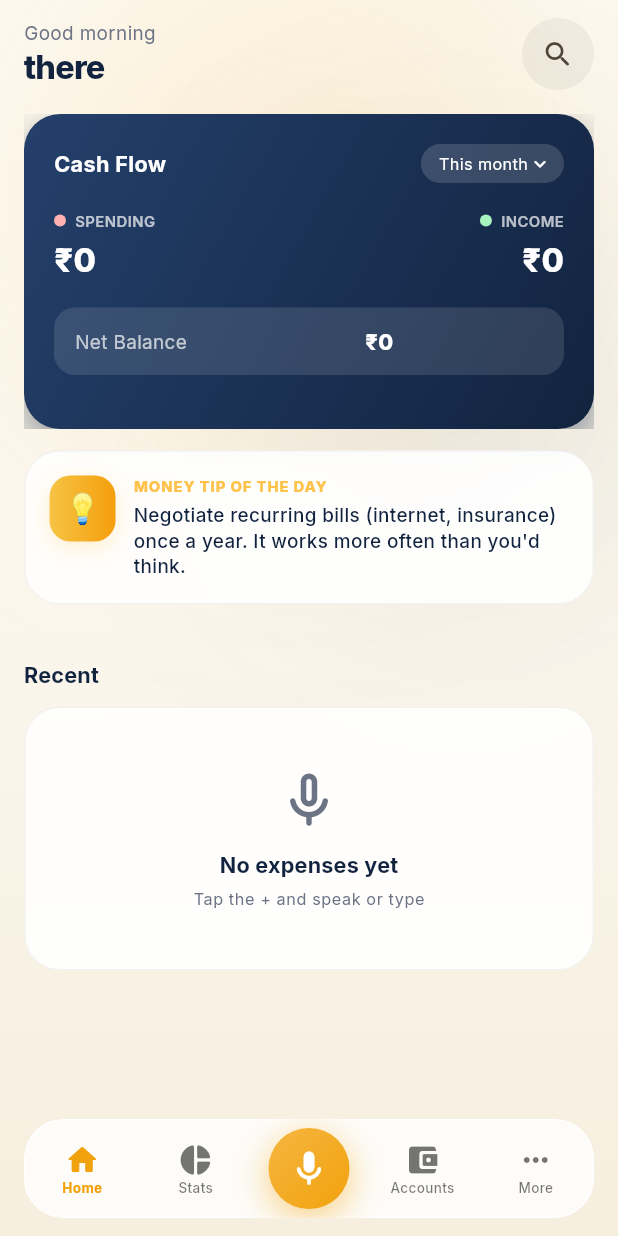
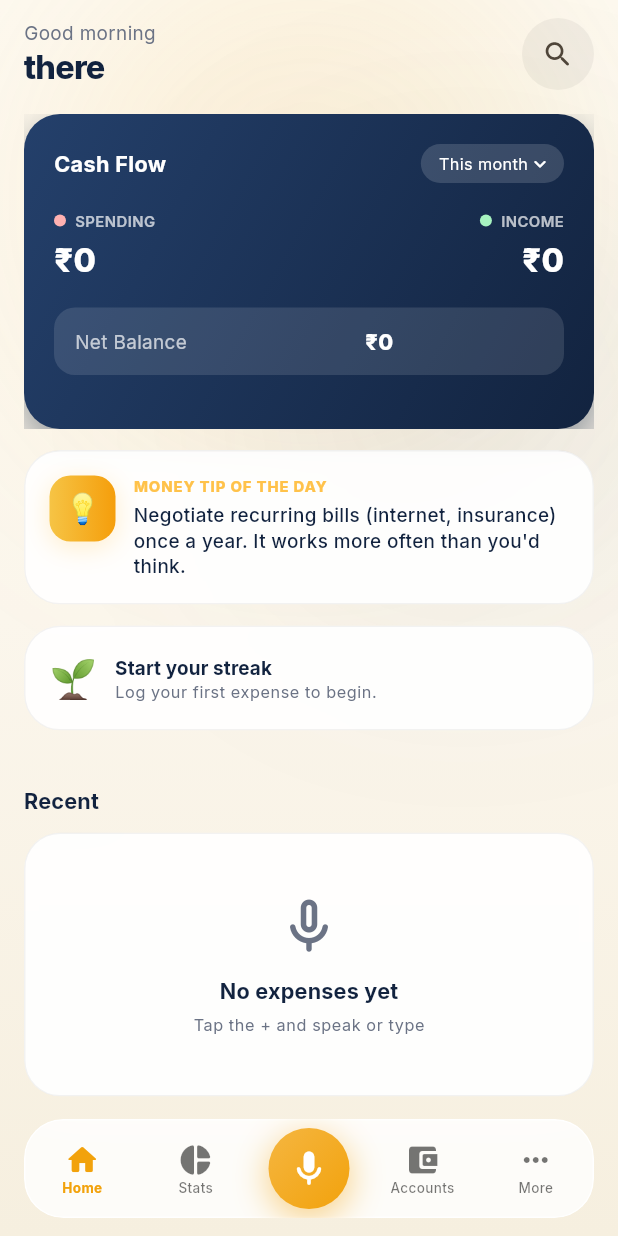
Before and after one commit to aftabpatwekar/ExpenseTracker, a Flutter app: the screen it shows once a user with an empty profile is signed in, on a phone screen of 412 x 824 dp. Run offline on Flutter 3.47's test engine with Material 3 defaults, Android fonts, the phone set to English and light mode, and no system bars; drawn by our look-alikes of flutter_animate; our stand-ins replace app_links, fl_chart, flutter_dotenv, flutter_local_notifications, flutter_riverpod, flutter_timezone and 10 more; missing offline and left inert: excel, home_widget, record; accounts and stored records are empty.

Commit message:
Gamification: streaks, levels, and milestone celebrations
Home ProgressCard (level ring + streak + next goal); one-time celebratory dialog
on hitting 1/10/20/50/100... logged expenses (persisted so it never repeats).

Co-Authored-By: Claude Opus 4.8 <noreply@anthropic.com>

```diff
--- a/lib/features/dashboard/dashboard_screen.dart
+++ b/lib/features/dashboard/dashboard_screen.dart
@@ -14,6 +14,7 @@ import '../../data/profile_repository.dart';
 import '../../domain/models/expense.dart';
 import '../../domain/models/expense_category.dart';
 import '../../domain/models/group.dart';
+import '../engagement/engagement.dart';
 import '../entry/add_expense_sheet.dart';
 import '../entry/expense_actions.dart';
 import '../groups/group_flow_card.dart';
@@ -238,6 +239,11 @@ class _Content extends ConsumerWidget {
         const DailyTipCard()
             .animate()
             .fadeIn(delay: 80.ms, duration: 350.ms)
+            .slideY(begin: 0.1, end: 0),
+        const SizedBox(height: 14),
+        const ProgressCard()
+            .animate()
+            .fadeIn(delay: 120.ms, duration: 350.ms)
             .slideY(begin: 0.1, end: 0),
         const SizedBox(height: 14),
         if (periodExpenses.isNotEmpty) ...[
--- /dev/null
+++ b/lib/features/engagement/engagement.dart
@@ -0,0 +1,248 @@
+import 'package:flutter/material.dart';
+import 'package:flutter_riverpod/flutter_riverpod.dart';
+
+import '../../core/app_prefs.dart';
+import '../../core/glass.dart';
+import '../../core/theme.dart';
+import '../../data/expense_repository.dart';
+import '../../domain/models/expense.dart';
+
+/// Milestone counts that trigger a celebration.
+const List<int> kMilestones = [1, 10, 20, 50, 100, 200, 500, 1000];
+const int _perLevel = 10; // expenses per level
+
+class EngagementStats {
+  final int count;
+  final int streak; // consecutive days with a logged expense
+  final int level; // 1-based
+  final int intoLevel; // expenses into the current level (0.._perLevel-1)
+  final int? nextMilestone;
+
+  const EngagementStats({
+    required this.count,
+    required this.streak,
+    required this.level,
+    required this.intoLevel,
+    required this.nextMilestone,
+  });
+
+  double get levelProgress => intoLevel / _perLevel;
+  int get toNextLevel => _perLevel - intoLevel;
+}
+
+EngagementStats computeEngagement(List<Expense> expenses) {
+  final count = expenses.length;
+  return EngagementStats(
+    count: count,
+    streak: _streak(expenses),
+    level: count ~/ _perLevel + 1,
+    intoLevel: count % _perLevel,
+    nextMilestone: kMilestones.cast<int?>().firstWhere(
+          (m) => (m ?? 0) > count,
+          orElse: () => null,
+        ),
+  );
+}
+
+int _streak(List<Expense> e) {
+  if (e.isEmpty) return 0;
+  final days = <DateTime>{
+    for (final x in e)
+      DateTime(x.spentAt.year, x.spentAt.month, x.spentAt.day)
+  };
+  final now = DateTime.now();
+  var cursor = DateTime(now.year, now.month, now.day);
+  if (!days.contains(cursor)) {
+    cursor = cursor.subtract(const Duration(days: 1));
+    if (!days.contains(cursor)) return 0; // no expense today or yesterday
+  }
+  var s = 0;
+  while (days.contains(cursor)) {
+    s++;
+    cursor = cursor.subtract(const Duration(days: 1));
+  }
+  return s;
+}
+
+// ---- one-time milestone celebration ----
+class _CelebrationNotifier extends Notifier<int?> {
+  @override
+  int? build() => null;
+  void set(int? m) => state = m;
+}
+
+final celebrationProvider =
+    NotifierProvider<_CelebrationNotifier, int?>(_CelebrationNotifier.new);
+
+/// Call right after adding an expense with the new total count. Fires a
+/// celebration once per milestone (persisted so it never repeats).
+Future<void> maybeCelebrate(WidgetRef ref, int newCount) async {
+  if (!kMilestones.contains(newCount)) return;
+  final prefs = ref.read(sharedPrefsProvider);
+  final done = prefs.getStringList('celebrated_milestones') ?? const [];
+  if (done.contains('$newCount')) return;
+  await prefs.setStringList('celebrated_milestones', [...done, '$newCount']);
+  ref.read(celebrationProvider.notifier).set(newCount);
+}
+
+String milestoneTitle(int m) => switch (m) {
+      1 => 'First expense! 🎉',
+      10 => '10 logged! 🔥',
+      20 => '20 down! 💪',
+      50 => 'Half a century! 🌟',
+      100 => 'Century! 🏆',
+      _ => '$m logged! 🚀',
+    };
+
+String milestoneBody(int m) => switch (m) {
+      1 => "You've started taking charge of your money. Keep going!",
+      10 => 'The habit is forming — you\'re on a roll.',
+      20 => "You're really seeing where your money goes now.",
+      50 => "You're a Molbhav regular. Impressive consistency!",
+      100 => 'One hundred expenses tracked. Your future self says thanks.',
+      _ => 'Incredible consistency — you\'re a tracking machine.',
+    };
+
+Future<void> showCelebration(BuildContext context, int milestone) {
+  final theme = Theme.of(context);
+  return showDialog<void>(
+    context: context,
+    builder: (ctx) => Dialog(
+      backgroundColor: theme.colorScheme.surfaceContainer,
+      shape:
+          RoundedRectangleBorder(borderRadius: BorderRadius.circular(AppRadius.lg)),
+      child: Padding(
+        padding: const EdgeInsets.all(AppSpace.xl),
+        child: Column(
+          mainAxisSize: MainAxisSize.min,
+          children: [
+            Container(
+              width: 72,
+              height: 72,
+              decoration: BoxDecoration(
+                  gradient: kAccentGradient, shape: BoxShape.circle),
+              child: Center(
+                  child: Text(milestoneTitle(milestone).characters.last,
+                      style: const TextStyle(fontSize: 34))),
+            ),
+            const SizedBox(height: AppSpace.lg),
+            Text(milestoneTitle(milestone),
+                textAlign: TextAlign.center,
+                style: theme.textTheme.titleLarge
+                    ?.copyWith(fontWeight: FontWeight.w800)),
+            const SizedBox(height: AppSpace.sm),
+            Text(milestoneBody(milestone),
+                textAlign: TextAlign.center,
+                style: theme.textTheme.bodyMedium
+                    ?.copyWith(color: theme.colorScheme.outline)),
+            const SizedBox(height: AppSpace.xl),
+            SizedBox(
+              width: double.infinity,
+              child: FilledButton(
+                onPressed: () => Navigator.pop(ctx),
+                style: FilledButton.styleFrom(
+                    padding: const EdgeInsets.symmetric(vertical: 14)),
+                child: const Text('Keep it up'),
+              ),
+            ),
+          ],
+        ),
+      ),
+    ),
+  );
+}
+
+/// Home card: level ring, streak, and progress to the next level.
+class ProgressCard extends ConsumerWidget {
+  const ProgressCard({super.key});
+
+  @override
+  Widget build(BuildContext context, WidgetRef ref) {
+    final theme = Theme.of(context);
+    final expenses =
+        ref.watch(expensesProvider).asData?.value ?? const <Expense>[];
+    final s = computeEngagement(expenses);
+
+    if (s.count == 0) {
+      return GlassCard(
+        child: Row(
+          children: [
+            const Text('🌱', style: TextStyle(fontSize: 28)),
+            const SizedBox(width: AppSpace.md),
+            Expanded(
+              child: Column(
+                crossAxisAlignment: CrossAxisAlignment.start,
+                children: [
+                  Text('Start your streak',
+                      style: theme.textTheme.titleSmall
+                          ?.copyWith(fontWeight: FontWeight.w700)),
+                  Text('Log your first expense to begin.',
+                      style: theme.textTheme.bodySmall
+                          ?.copyWith(color: theme.colorScheme.outline)),
+                ],
+              ),
+            ),
+          ],
+        ),
+      );
+    }
+
+    return GlassCard(
+      child: Row(
+        children: [
+          SizedBox(
+            width: 54,
+            height: 54,
+            child: Stack(
+              alignment: Alignment.center,
+              children: [
+                SizedBox(
+                  width: 54,
+                  height: 54,
+                  child: CircularProgressIndicator(
+                    value: s.levelProgress,
+                    strokeWidth: 5,
+                    backgroundColor: theme.colorScheme.surfaceContainerHigh,
+                    valueColor:
+                        AlwaysStoppedAnimation(theme.colorScheme.primary),
+                  ),
+                ),
+                Text('L${s.level}',
+                    style: theme.textTheme.labelLarge
+                        ?.copyWith(fontWeight: FontWeight.w800)),
+              ],
+            ),
+          ),
+          const SizedBox(width: AppSpace.md),
+          Expanded(
+            child: Column(
+              crossAxisAlignment: CrossAxisAlignment.start,
+              children: [
+                Row(
+                  children: [
+                    Text('Level ${s.level}',
+                        style: theme.textTheme.titleSmall
+                            ?.copyWith(fontWeight: FontWeight.w800)),
+                    const Spacer(),
+                    if (s.streak > 0)
+                      Text('🔥 ${s.streak}-day streak',
+                          style: theme.textTheme.bodySmall?.copyWith(
+                              color: kMarigold, fontWeight: FontWeight.w700)),
+                  ],
+                ),
+                const SizedBox(height: 6),
+                Text(
+                  s.nextMilestone != null
+                      ? '${s.count} logged · ${s.nextMilestone! - s.count} to your ${s.nextMilestone} goal'
+                      : '${s.count} logged · ${s.toNextLevel} to Level ${s.level + 1}',
+                  style: theme.textTheme.bodySmall
+                      ?.copyWith(color: theme.colorScheme.outline),
+                ),
+              ],
+            ),
+          ),
+        ],
+      ),
+    );
+  }
+}
```
Also changed, not shown: lib/features/entry/add_expense_sheet.dart (+8 -0 lines), lib/features/shell/home_shell.dart (+11 -0 lines).
